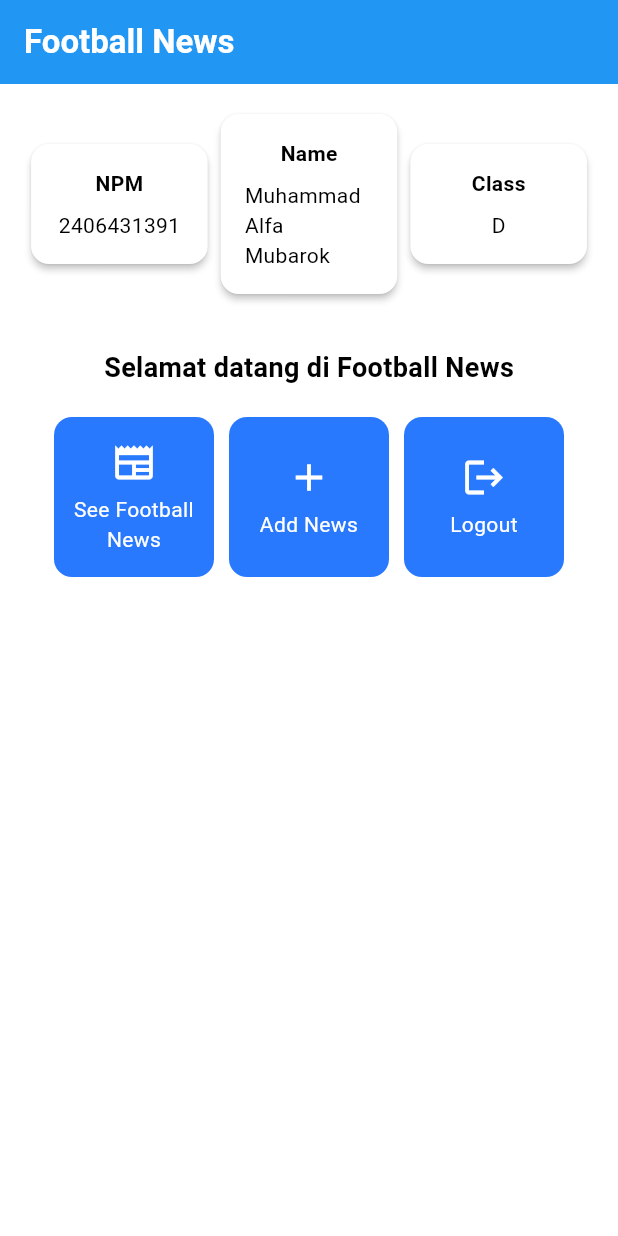
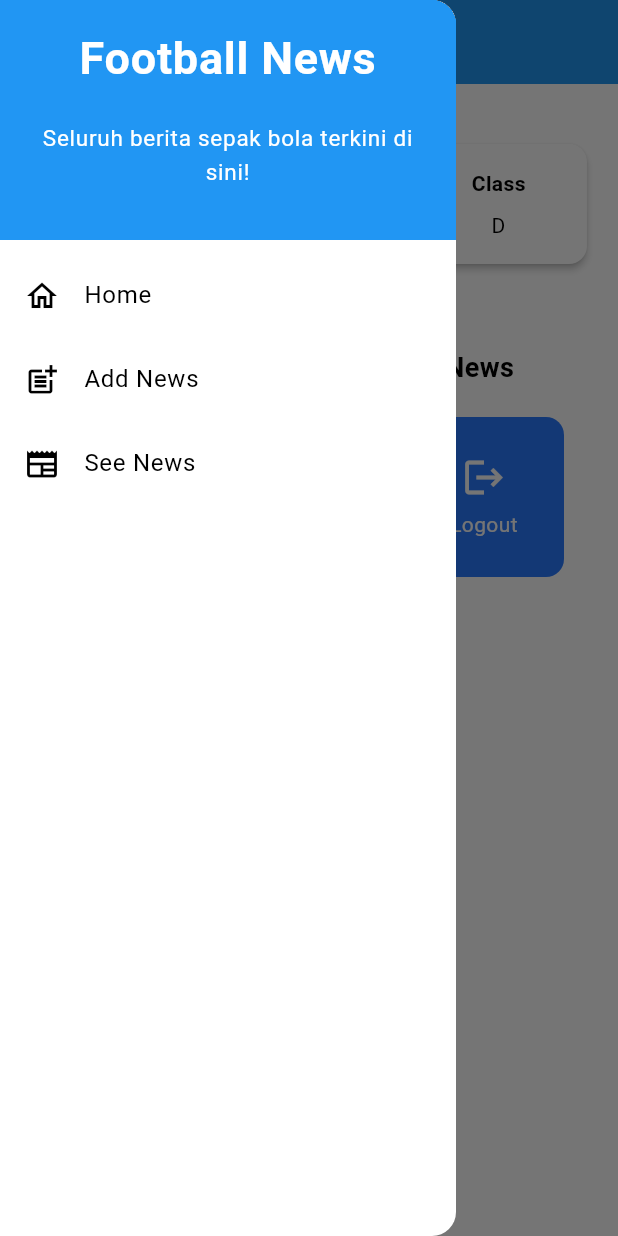
Before and after one commit to alfa-algoritma/football-news-mobile, a Flutter app: the screen it shows after launch, with the side drawer open (before the commit the screen has no drawer), on a phone screen of 412 x 824 dp. Run offline on Flutter 3.47's test engine with Material 3 defaults, Android fonts, the phone set to English and light mode, and no system bars.

Commit message:
Tutorial 7 Selesai

```diff
--- a/lib/main.dart
+++ b/lib/main.dart
@@ -1,5 +1,6 @@
 import 'package:flutter/material.dart';
-import 'package:football_news/menu.dart';
+import 'package:football_news/screens/menu.dart';
+import 'package:football_news/widgets/left_drawer.dart';
 
 void main() {
   runApp(const MyApp());
--- a/lib/menu.dart
+++ /dev/null
@@ -1,185 +0,0 @@
-import 'package:flutter/material.dart';
-class MyHomePage extends StatelessWidget {
-    MyHomePage({super.key});
-    final String nama = "Muhammad Alfa Mubarok"; //nama
-    final String npm = "2406431391"; //npm
-    final String kelas = "D"; //kelas
-    final List<ItemHomepage> items = [
-    ItemHomepage("See Football News", Icons.newspaper),
-    ItemHomepage("Add News", Icons.add),
-    ItemHomepage("Logout", Icons.logout),
-    ];
-
-    @override
-    Widget build(BuildContext context) {
-    // Scaffold menyediakan struktur dasar halaman dengan AppBar dan body.
-    return Scaffold(
-      // AppBar adalah bagian atas halaman yang menampilkan judul.
-      appBar: AppBar(
-        // Judul aplikasi "Football News" dengan teks putih dan tebal.
-        title: const Text(
-          'Football News',
-          style: TextStyle(
-            color: Colors.white,
-            fontWeight: FontWeight.bold,
-          ),
-        ),
-        // Warna latar belakang AppBar diambil dari skema warna tema aplikasi.
-        backgroundColor: Theme.of(context).colorScheme.primary,
-      ),
-      // Body halaman dengan padding di sekelilingnya.
-      body: Padding(
-        padding: const EdgeInsets.all(16.0),
-        // Menyusun widget secara vertikal dalam sebuah kolom.
-        child: Column(
-          crossAxisAlignment: CrossAxisAlignment.center,
-          children: [
-            // Row untuk menampilkan 3 InfoCard secara horizontal.
-            Row(
-              mainAxisAlignment: MainAxisAlignment.spaceEvenly,
-              children: [
-                InfoCard(title: 'NPM', content: npm),
-                InfoCard(title: 'Name', content: nama),
-                InfoCard(title: 'Class', content: kelas),
-              ],
-            ),
-
-            // Memberikan jarak vertikal 16 unit.
-            const SizedBox(height: 16.0),
-
-            // Menempatkan widget berikutnya di tengah halaman.
-            Center(
-              child: Column(
-                // Menyusun teks dan grid item secara vertikal.
-
-                children: [
-                  // Menampilkan teks sambutan dengan gaya tebal dan ukuran 18.
-                  const Padding(
-                    padding: EdgeInsets.only(top: 16.0),
-                    child: Text(
-                      'Selamat datang di Football News',
-                      style: TextStyle(
-                        fontWeight: FontWeight.bold,
-                        fontSize: 18.0,
-                      ),
-                    ),
-                  ),
-
-                  // Grid untuk menampilkan ItemCard dalam bentuk grid 3 kolom.
-                  GridView.count(
-                    primary: true,
-                    padding: const EdgeInsets.all(20),
-                    crossAxisSpacing: 10,
-                    mainAxisSpacing: 10,
-                    crossAxisCount: 3,
-                    // Agar grid menyesuaikan tinggi kontennya.
-                    shrinkWrap: true,
-
-                    // Menampilkan ItemCard untuk setiap item dalam list items.
-                    children: items.map((ItemHomepage item) {
-                      return ItemCard(item);
-                    }).toList(),
-                  ),
-                ],
-              ),
-            ),
-          ],
-        ),
-      ),
-    );
-  }
-}
-
-class InfoCard extends StatelessWidget {
-  // Kartu informasi yang menampilkan title dan content.
-
-  final String title;  // Judul kartu.
-  final String content;  // Isi kartu.
-
-  const InfoCard({super.key, required this.title, required this.content});
-
-  @override
-  Widget build(BuildContext context) {
-    return Card(
-      // Membuat kotak kartu dengan bayangan dibawahnya.
-      elevation: 2.0,
-      child: Container(
-        // Mengatur ukuran dan jarak di dalam kartu.
-        width: MediaQuery.of(context).size.width / 3.5, // menyesuaikan dengan lebar device yang digunakan.
-        padding: const EdgeInsets.all(16.0),
-        // Menyusun title dan content secara vertikal.
-        child: Column(
-          children: [
-            Text(
-              title,
-              style: const TextStyle(fontWeight: FontWeight.bold),
-            ),
-            const SizedBox(height: 8.0),
-            Text(content),
-          ],
-        ),
-      ),
-    );
-  }
-}
-
-class ItemCard extends StatelessWidget {
-  // Menampilkan kartu dengan ikon dan nama.
-
-  final ItemHomepage item;
-
-  const ItemCard(this.item, {super.key});
-
-  @override
-  Widget build(BuildContext context) {
-    return Material(
-      // Menentukan warna latar belakang dari tema aplikasi.
-      color: Theme.of(context).colorScheme.secondary,
-      // Membuat sudut kartu melengkung.
-      borderRadius: BorderRadius.circular(12),
-
-      child: InkWell(
-        // Aksi ketika kartu ditekan.
-        onTap: () {
-          // Menampilkan pesan SnackBar saat kartu ditekan.
-          ScaffoldMessenger.of(context)
-            ..hideCurrentSnackBar()
-            ..showSnackBar(
-              SnackBar(content: Text("Kamu telah menekan tombol ${item.name}!"))
-            );
-        },
-        // Container untuk menyimpan Icon dan Text
-        child: Container(
-          padding: const EdgeInsets.all(8),
-          child: Center(
-            child: Column(
-              // Menyusun ikon dan teks di tengah kartu.
-              mainAxisAlignment: MainAxisAlignment.center,
-              children: [
-                Icon(
-                  item.icon,
-                  color: Colors.white,
-                  size: 30.0,
-                ),
-                const Padding(padding: EdgeInsets.all(3)),
-                Text(
-                  item.name,
-                  textAlign: TextAlign.center,
-                  style: const TextStyle(color: Colors.white),
-                ),
-              ],
-            ),
-          ),
-        ),
-      ),
-    );
-  }
-
-}
-
-class ItemHomepage {
- final String name;
- final IconData icon;
-
- ItemHomepage(this.name,this.icon);
-}
--- /dev/null
+++ b/lib/screens/menu.dart
@@ -0,0 +1,109 @@
+import 'package:flutter/material.dart';
+import 'package:football_news/widgets/left_drawer.dart';
+import 'package:football_news/widgets/news_card.dart';
+
+class MyHomePage extends StatelessWidget {
+  MyHomePage({super.key});
+
+  final String nama = "Muhammad Alfa Mubarok";
+  final String npm = "2406431391";
+  final String kelas = "D";
+  final List<ItemHomepage> items = [
+    ItemHomepage("See Football News", Icons.newspaper),
+    ItemHomepage("Add News", Icons.add),
+    ItemHomepage("Logout", Icons.logout),
+  ];
+
+  @override
+  Widget build(BuildContext context) {
+    return Scaffold(
+      appBar: AppBar(
+        title: const Text(
+          'Football News',
+          style: TextStyle(
+            color: Colors.white,
+            fontWeight: FontWeight.bold,
+          ),
+        ),
+        backgroundColor: Theme.of(context).colorScheme.primary,
+      ),
+
+      drawer: const LeftDrawer(),
+      body: Padding(
+        padding: const EdgeInsets.all(16.0),
+        child: Column(
+          crossAxisAlignment: CrossAxisAlignment.center,
+          children: [
+            Row(
+              mainAxisAlignment: MainAxisAlignment.spaceEvenly,
+              children: [
+                InfoCard(title: 'NPM', content: npm),
+                InfoCard(title: 'Name', content: nama),
+                InfoCard(title: 'Class', content: kelas),
+              ],
+            ),
+            const SizedBox(height: 16.0),
+            Center(
+              child: Column(
+                children: [
+                  const Padding(
+                    padding: EdgeInsets.only(top: 16.0),
+                    child: Text(
+                      'Selamat datang di Football News',
+                      style: TextStyle(
+                        fontWeight: FontWeight.bold,
+                        fontSize: 18.0,
+                      ),
+                    ),
+                  ),
+                  GridView.count(
+                    primary: true,
+                    padding: const EdgeInsets.all(20),
+                    crossAxisSpacing: 10,
+                    mainAxisSpacing: 10,
+                    crossAxisCount: 3,
+                    shrinkWrap: true,
+                    // Gunakan ItemCard (dari file news_card.dart)
+                    children: items.map((ItemHomepage item) {
+                      return ItemCard(item);
+                    }).toList(),
+                  ),
+                ],
+              ),
+            ),
+          ],
+        ),
+      ),
+    );
+  }
+}
+
+// Biarkan InfoCard tetap di sini
+class InfoCard extends StatelessWidget {
+  final String title;
+  final String content;
+
+  const InfoCard({super.key, required this.title, required this.content});
+
+  @override
+  Widget build(BuildContext context) {
+    return Card(
+      elevation: 2.0,
+      child: Container(
+        // Lebar diatur agar lebih responsif
+        width: MediaQuery.of(context).size.width / 3.5,
+        padding: const EdgeInsets.all(16.0),
+        child: Column(
+          children: [
+            Text(
+              title,
+              style: const TextStyle(fontWeight: FontWeight.bold),
+            ),
+            const SizedBox(height: 8.0),
+            Text(content, textAlign: TextAlign.center),
+          ],
+        ),
+      ),
+    );
+  }
+}
--- /dev/null
+++ b/lib/widgets/left_drawer.dart
@@ -0,0 +1,80 @@
+import 'package:flutter/material.dart';
+import 'package:football_news/screens/menu.dart';
+import 'package:football_news/screens/newslist_form.dart';
+
+class LeftDrawer extends StatelessWidget {
+  const LeftDrawer({super.key});
+
+  @override
+  Widget build(BuildContext context) {
+    return Drawer(
+      child: ListView(
+        children: [
+          const DrawerHeader(
+            decoration: BoxDecoration(
+              color: Colors.blue,
+            ),
+            child: Column(
+              children: [
+                Text(
+                  'Football News',
+                  textAlign: TextAlign.center,
+                  style: TextStyle(
+                    fontSize: 30,
+                    fontWeight: FontWeight.bold,
+                    color: Colors.white,
+                  ),
+                ),
+                Padding(padding: EdgeInsets.all(10)),
+                Text(
+                  "Seluruh berita sepak bola terkini di sini!",
+                  textAlign: TextAlign.center,
+                  style: TextStyle(
+                    fontSize: 15,
+                    color: Colors.white,
+                    fontWeight: FontWeight.normal,
+                  ),
+                ),
+              ],
+            ),
+          ),
+          // --- Bagian Routing ---
+          ListTile(
+            leading: const Icon(Icons.home_outlined),
+            title: const Text('Home'),
+            // Navigasi ke halaman utama (MyHomePage)
+            onTap: () {
+              Navigator.pushReplacement(
+                context,
+                MaterialPageRoute(
+                  builder: (context) => MyHomePage(),
+                ),
+              );
+            },
+          ),
+          ListTile(
+            leading: const Icon(Icons.post_add),
+            title: const Text('Add News'),
+            // Navigasi ke halaman form
+            onTap: () {
+              Navigator.push(
+                context,
+                MaterialPageRoute(
+                  builder: (context) => const NewsFormPage(),
+                ),
+              );
+            },
+          ),
+          // ListTile untuk "See News"
+          ListTile(
+            leading: const Icon(Icons.newspaper),
+            title: const Text('See News'),
+            onTap: () {
+              Navigator.pop(context);
+            },
+          ),
+        ],
+      ),
+    );
+  }
+}
--- /dev/null
+++ b/lib/widgets/news_card.dart
@@ -0,0 +1,65 @@
+import 'package:flutter/material.dart';
+import 'package:football_news/screens/newslist_form.dart';
+
+// Class data dari menu.dart
+class ItemHomepage {
+  final String name;
+  final IconData icon;
+
+  ItemHomepage(this.name, this.icon);
+}
+
+// Class ItemCard (dipindah dari menu.dart)
+class ItemCard extends StatelessWidget {
+  final ItemHomepage item;
+
+  const ItemCard(this.item, {super.key});
+
+  @override
+  Widget build(BuildContext context) {
+    return Material(
+      color: Theme.of(context).colorScheme.secondary,
+      borderRadius: BorderRadius.circular(12),
+      child: InkWell(
+        onTap: () {
+          // Menampilkan SnackBar
+          ScaffoldMessenger.of(context)
+            ..hideCurrentSnackBar()
+            ..showSnackBar(SnackBar(
+                content: Text("Kamu telah menekan tombol ${item.name}!")));
+
+          // Navigasi ke halaman form jika tombol "Add News" ditekan
+          if (item.name == "Add News") {
+            Navigator.push(
+              context,
+              MaterialPageRoute(
+                builder: (context) => const NewsFormPage(),
+              ),
+            );
+          }
+        },
+        child: Container(
+          padding: const EdgeInsets.all(8),
+          child: Center(
+            child: Column(
+              mainAxisAlignment: MainAxisAlignment.center,
+              children: [
+                Icon(
+                  item.icon,
+                  color: Colors.white,
+                  size: 30.0,
+                ),
+                const Padding(padding: EdgeInsets.all(3)),
+                Text(
+                  item.name,
+                  textAlign: TextAlign.center,
+                  style: const TextStyle(color: Colors.white),
+                ),
+              ],
+            ),
+          ),
+        ),
+      ),
+    );
+  }
+}
```
Also changed, not shown: lib/screens/newslist_form.dart (added, +208 -0 lines).
